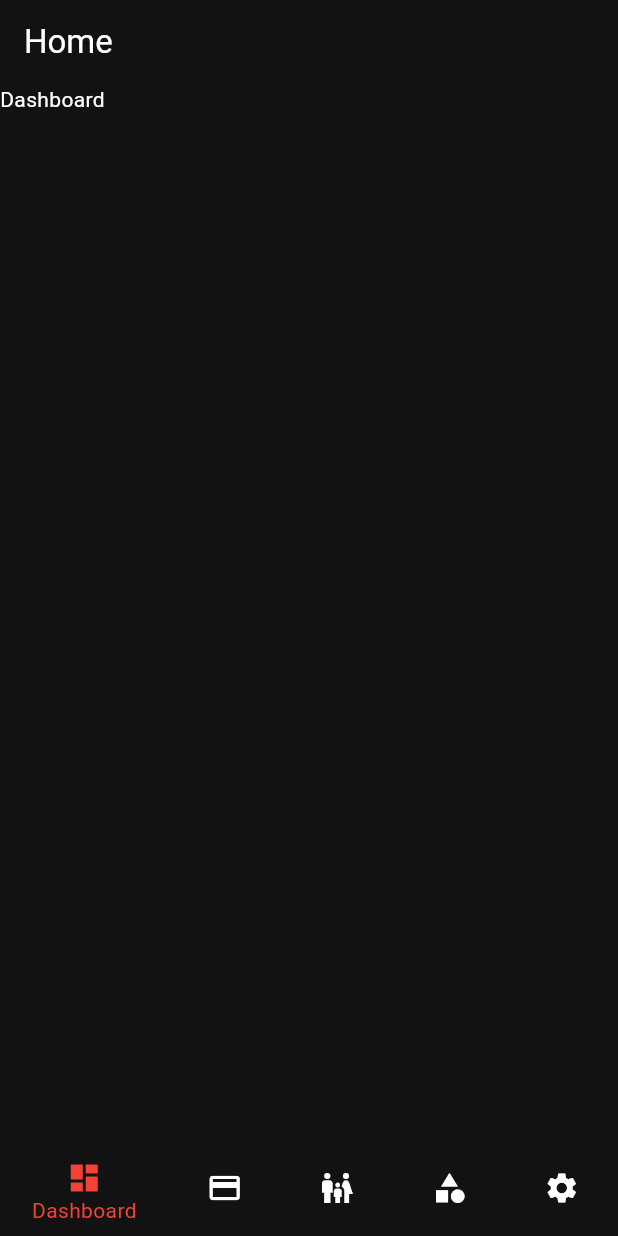
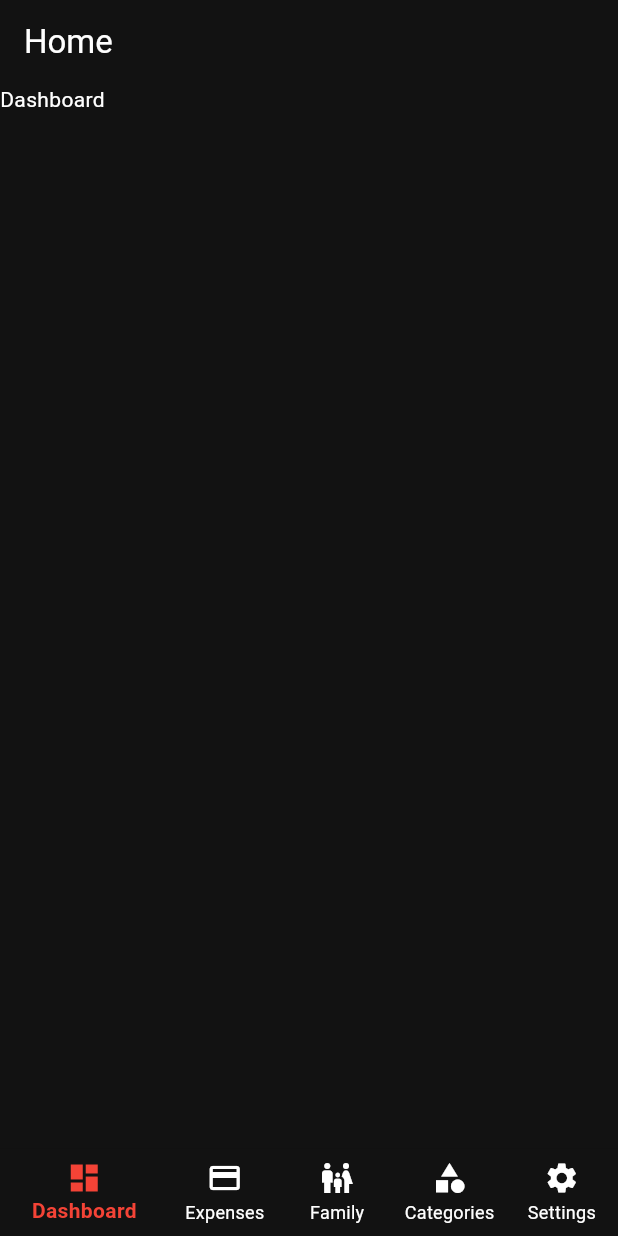
Before and after one commit to vigneshwaran-48/expense-manager-flutter, a Flutter app: the screen it shows after launch, on a phone screen of 412 x 824 dp. Run offline on Flutter 3.47's test engine with Material 3 defaults, Android fonts, the phone set to English and light mode, and no system bars; our stand-ins replace flutter_bloc, go_router.

Commit message:
navbar changes

```diff
--- a/lib/navbar/app_bottom_navbar.dart
+++ b/lib/navbar/app_bottom_navbar.dart
@@ -17,6 +17,9 @@ class AppBottomNavbar extends StatelessWidget {
             context.go(navRoutes[index]);
           },
           currentIndex: index,
+          backgroundColor: Colors.white10,
+          selectedLabelStyle: TextStyle(fontWeight: FontWeight.bold),
+          showUnselectedLabels: true,
           items: [
             BottomNavigationBarItem(
               icon: Icon(Icons.dashboard),
```
